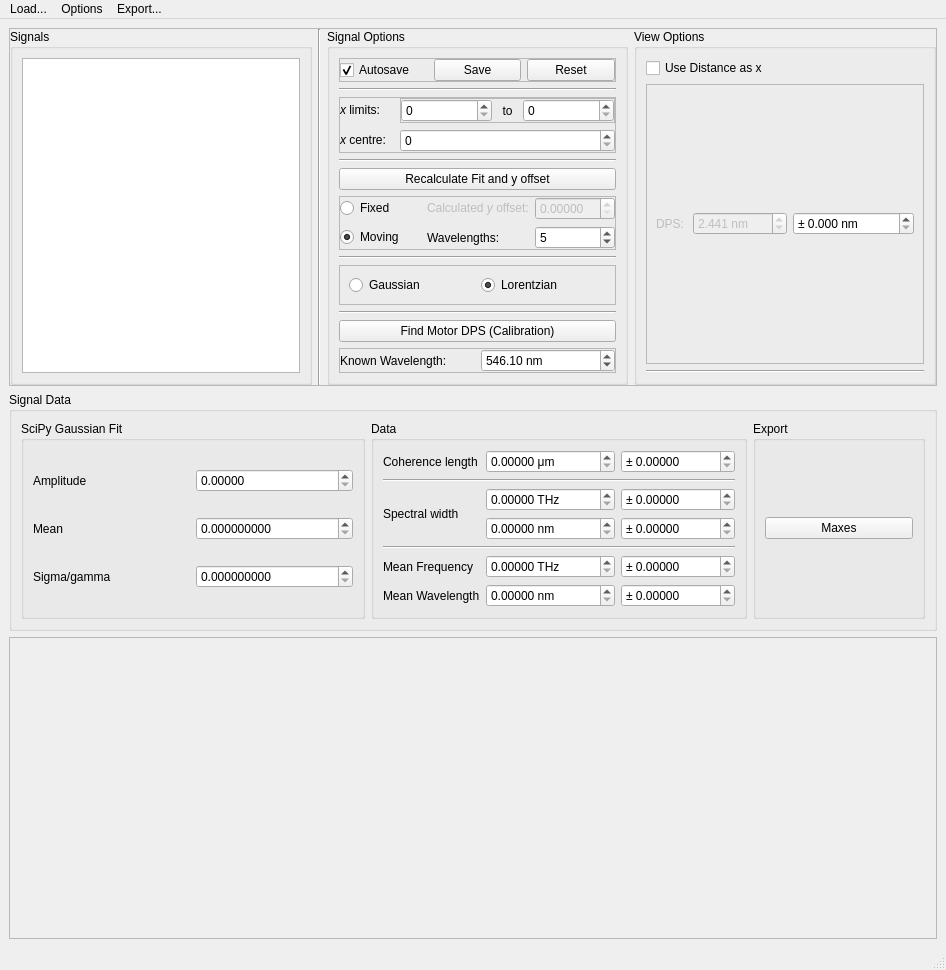
Above: gui/gui.ui from twobackfromtheend/pintera before the change. Below: the same form after it.
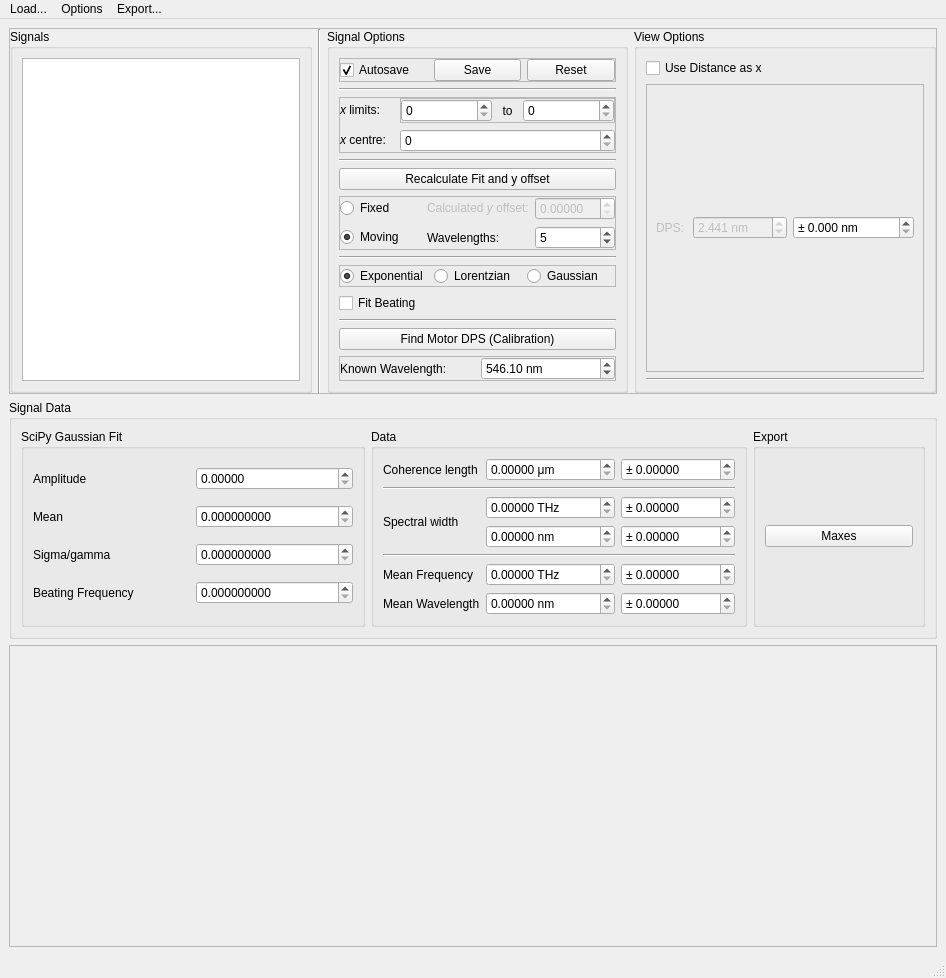
That is the form after the change.

Commit message: Added exponential fit (with beating) to gui

What changed in the file:
```diff
--- a/gui/gui.ui
+++ b/gui/gui.ui
@@ -7,7 +7,7 @@
     <x>0</x>
     <y>0</y>
     <width>946</width>
-    <height>889</height>
+    <height>916</height>
    </rect>
   </property>
   <property name="windowTitle">
@@ -70,7 +70,7 @@
          <property name="title">
           <string>Signal Options</string>
          </property>
-         <layout class="QVBoxLayout" name="verticalLayout" stretch="1,0,3,0,3,3,0,0,0,0,0">
+         <layout class="QVBoxLayout" name="verticalLayout" stretch="1,0,3,0,3,3,0,0,0,0,0,0">
           <item>
            <widget class="QFrame" name="frame_6">
             <property name="sizePolicy">
@@ -347,11 +347,26 @@
             <property name="frameShadow">
              <enum>QFrame::Raised</enum>
             </property>
-            <layout class="QHBoxLayout" name="horizontalLayout_5">
+            <layout class="QHBoxLayout" name="horizontalLayout_5" stretch="1,1,1">
+             <property name="leftMargin">
+              <number>0</number>
+             </property>
+             <property name="topMargin">
+              <number>0</number>
+             </property>
+             <property name="rightMargin">
+              <number>0</number>
+             </property>
+             <property name="bottomMargin">
+              <number>0</number>
+             </property>
              <item>
-              <widget class="QRadioButton" name="gaussian_radio_button">
+              <widget class="QRadioButton" name="exponential_radio_button">
                <property name="text">
-                <string>Gaussian</string>
+                <string>Exponential</string>
+               </property>
+               <property name="checked">
+                <bool>true</bool>
                </property>
               </widget>
              </item>
@@ -364,13 +379,27 @@
                 <string>Lorentzian</string>
                </property>
                <property name="checked">
-                <bool>true</bool>
+                <bool>false</bool>
+               </property>
+              </widget>
+             </item>
+             <item>
+              <widget class="QRadioButton" name="gaussian_radio_button">
+               <property name="text">
+                <string>Gaussian</string>
                </property>
               </widget>
              </item>
             </layout>
            </widget>
           </item>
+          <item>
+           <widget class="QCheckBox" name="fit_beat_check_box">
+            <property name="text">
+             <string>Fit Beating</string>
+            </property>
+           </widget>
+          </item>
           <item>
            <widget class="Line" name="line_5">
             <property name="orientation">
@@ -537,6 +566,16 @@
             </property>
            </widget>
           </item>
+          <item row="2" column="1">
+           <widget class="QDoubleSpinBox" name="fit_s_double_spin_box">
+            <property name="decimals">
+             <number>9</number>
+            </property>
+            <property name="maximum">
+             <double>999999999.990000009536743</double>
+            </property>
+           </widget>
+          </item>
           <item row="1" column="0">
            <widget class="QLabel" name="label_9">
             <property name="text">
@@ -544,13 +583,6 @@
             </property>
            </widget>
           </item>
-          <item row="0" column="0">
-           <widget class="QLabel" name="label_8">
-            <property name="text">
-             <string>Amplitude</string>
-            </property>
-           </widget>
-          </item>
           <item row="0" column="1">
            <widget class="QDoubleSpinBox" name="fit_a_double_spin_box">
             <property name="decimals">
@@ -571,13 +603,27 @@
             </property>
            </widget>
           </item>
-          <item row="2" column="1">
-           <widget class="QDoubleSpinBox" name="fit_s_double_spin_box">
+          <item row="0" column="0">
+           <widget class="QLabel" name="label_8">
+            <property name="text">
+             <string>Amplitude</string>
+            </property>
+           </widget>
+          </item>
+          <item row="3" column="0">
+           <widget class="QLabel" name="fit_beat_freq_label">
+            <property name="text">
+             <string>Beating Frequency</string>
+            </property>
+           </widget>
+          </item>
+          <item row="3" column="1">
+           <widget class="QDoubleSpinBox" name="fit_beat_freq_double_spin_box">
             <property name="decimals">
              <number>9</number>
             </property>
             <property name="maximum">
-             <double>999999999.990000009536743</double>
+             <double>999999999.000000000000000</double>
             </property>
            </widget>
           </item>
```
The commit also changes 5 other files.
